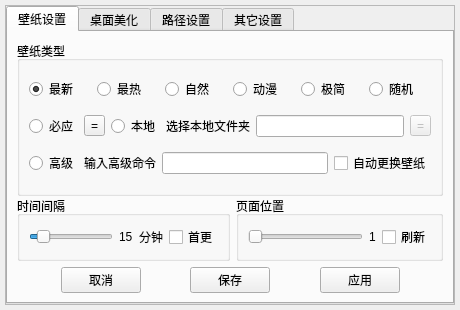
Before: the Qt Designer form dialog.ui in yjmthu/PySpeedBox, drawn with Qt 5.
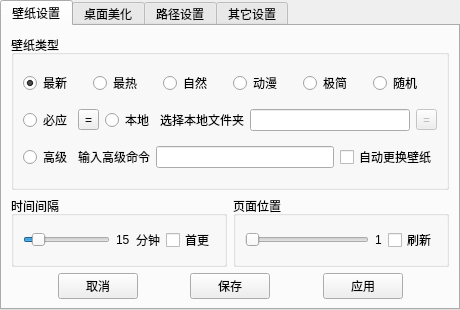
After: the same form once the commit is applied. Icons and pictures are not drawn.

Patch:
```diff
--- a/dialog.ui
+++ b/dialog.ui
@@ -1,7 +1,7 @@
 <?xml version="1.0" encoding="UTF-8"?>
 <ui version="4.0">
- <class>Dialog</class>
- <widget class="QWidget" name="Dialog">
+ <class>QFrame</class>
+ <widget class="QFrame" name="frame">
   <property name="geometry">
    <rect>
     <x>0</x>
@@ -34,30 +34,6 @@
     <number>0</number>
    </property>
    <property name="leftMargin">
-    <number>5</number>
-   </property>
-   <property name="topMargin">
-    <number>5</number>
-   </property>
-   <property name="rightMargin">
-    <number>5</number>
-   </property>
-   <property name="bottomMargin">
-    <number>5</number>
-   </property>
-   <item>
-    <widget class="QFrame" name="frame">
-     <property name="frameShape">
-      <enum>QFrame::StyledPanel</enum>
-     </property>
-     <property name="frameShadow">
-      <enum>QFrame::Raised</enum>
-     </property>
-     <layout class="QVBoxLayout" name="verticalLayout_9">
-      <property name="spacing">
-       <number>0</number>
-      </property>
-      <property name="leftMargin">
        <number>0</number>
       </property>
       <property name="topMargin">
@@ -1771,9 +1747,6 @@
           </item>
          </layout>
         </widget>
-       </widget>
-      </item>
-     </layout>
     </widget>
    </item>
   </layout>
```
Lines whose indentation alone changed are shown as unchanged.
